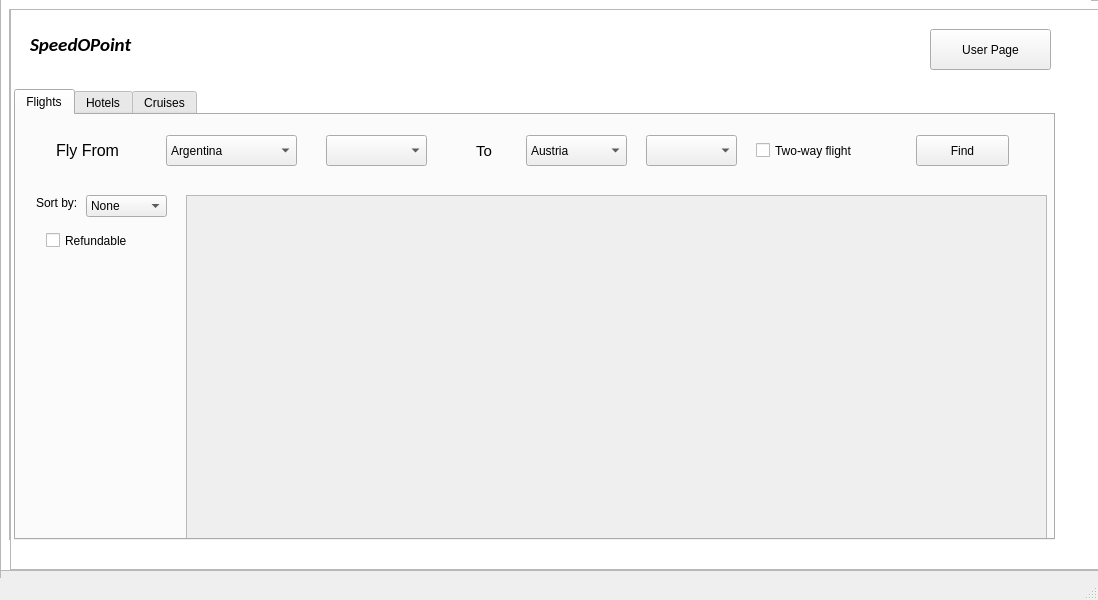
Qt form SpeedoPoint/mainwindow.ui (AliEissa2077/speedopoint) before a commit.
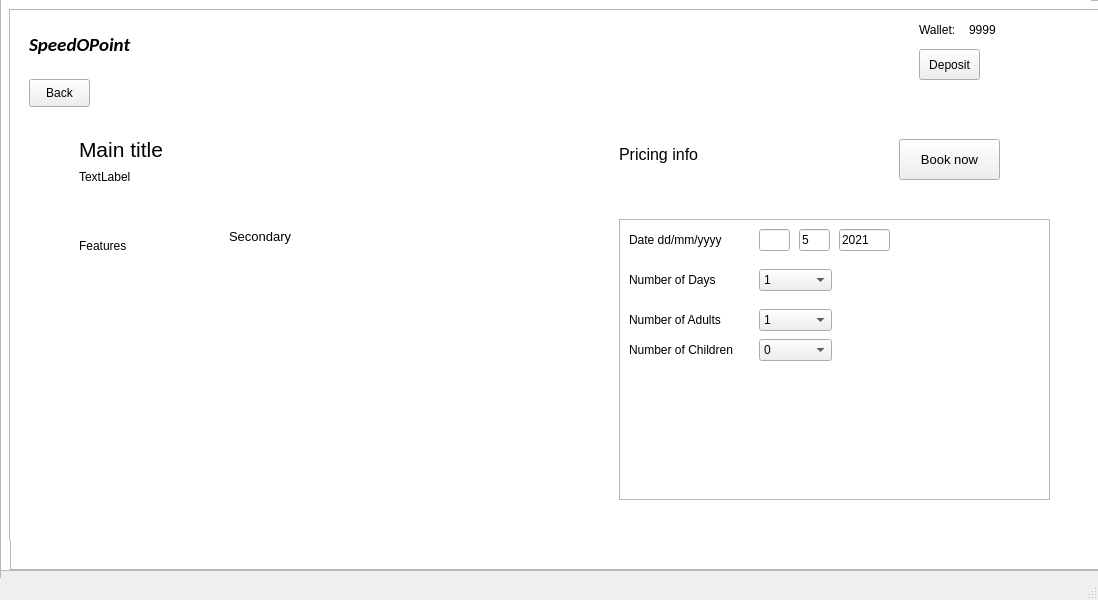
The same form after that commit.

Diff of the .ui file:
```diff
--- a/SpeedoPoint/mainwindow.ui
+++ b/SpeedoPoint/mainwindow.ui
@@ -1453,7 +1453,7 @@
       <rect>
        <x>70</x>
        <y>160</y>
-       <width>171</width>
+       <width>401</width>
        <height>16</height>
       </rect>
      </property>
@@ -1491,6 +1491,9 @@
      <property name="text">
       <string>Features</string>
      </property>
+     <property name="alignment">
+      <set>Qt::AlignLeading|Qt::AlignLeft|Qt::AlignTop</set>
+     </property>
     </widget>
     <widget class="QLabel" name="SecondaryInfo">
      <property name="geometry">
@@ -1509,6 +1512,9 @@
      <property name="text">
       <string>Secondary</string>
      </property>
+     <property name="alignment">
+      <set>Qt::AlignLeading|Qt::AlignLeft|Qt::AlignTop</set>
+     </property>
     </widget>
     <widget class="QPushButton" name="Book">
      <property name="geometry">
@@ -2397,8 +2403,8 @@
    </widget>
    <zorder>LoginScreen</zorder>
    <zorder>UserPage</zorder>
-   <zorder>DetailsPage</zorder>
    <zorder>Listings</zorder>
+   <zorder>DetailsPage</zorder>
   </widget>
   <widget class="QMenuBar" name="menubar">
    <property name="geometry">
```
